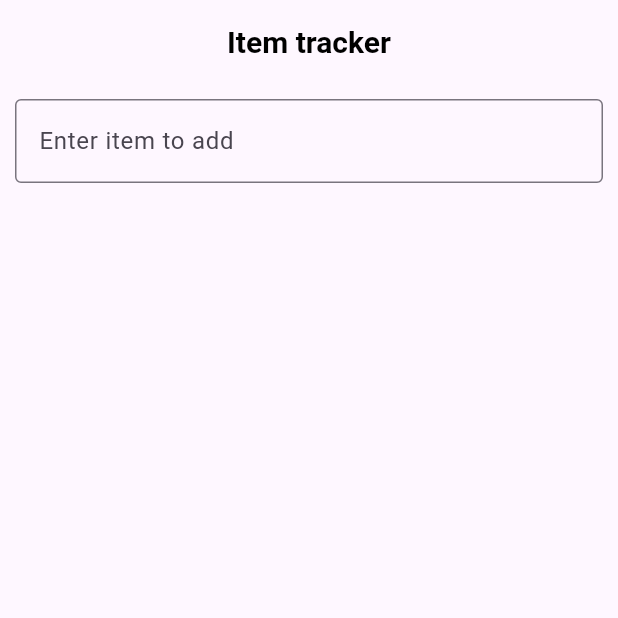
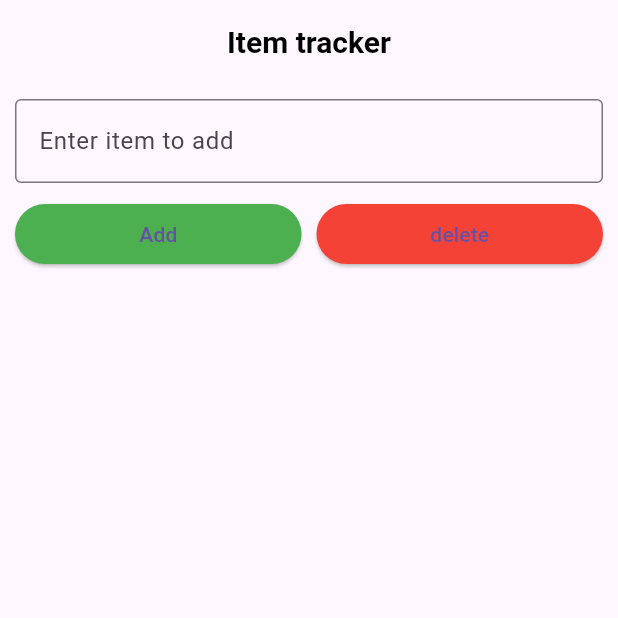
Before and after one commit to Majok-Bol/item_list, a Flutter app: the screen it shows after launch, on a phone screen of 412 x 824 dp, the top half of it. Run offline on Flutter 3.47's test engine with Material 3 defaults, Android fonts, the light colour scheme and no system bars.

Commit message:
added edit button

```diff
--- a/lib/main.dart
+++ b/lib/main.dart
@@ -11,9 +11,9 @@
 }
 class MyHomePage extends StatefulWidget{
   @override
-  HomePageInstance createState()=>HomePageInstance();
+  HomePageState createState()=>HomePageState();
 }
-class HomePageInstance extends State<MyHomePage>{
+class HomePageState extends State<MyHomePage>{
   final List<String>itemsToAdd=[];
   final TextEditingController itemController=TextEditingController();
   //track the index of the item being edited
@@ -69,15 +69,35 @@
             Row(
               children: [
                 Expanded(child: TextField(
+                  controller: itemController,
                   keyboardType: TextInputType.text,
                   decoration: InputDecoration(
                     border: OutlineInputBorder(),
                     hintText: 'Enter item to add'
                   ),
-                ))
+                )),
+
               ],
             ),
+SizedBox(height: 10,),
+            Row(
+              children: [
+                Expanded(child: ElevatedButton(onPressed: addItem,style: ElevatedButton.styleFrom(backgroundColor: Colors.green), child: Text(editingIndex==null?"Add":"Update"),),),
+                SizedBox(width: 10,),
+                Expanded(child: ElevatedButton(onPressed: clearList,style: ElevatedButton.styleFrom(backgroundColor: Colors.red), child: Text('delete'),),),
+
+              ],
+            ),
+            Expanded(child: ListView.builder(
+                itemCount: itemsToAdd.length,
+                itemBuilder: (context,index){
+                  return ListTile(title: Text(itemsToAdd[index]),
+                    trailing: IconButton(onPressed:()=>editItem(index), icon:Icon(Icons.edit)),);
+
+                })),
+
           ],
+
         ),
       ),
     );
```
